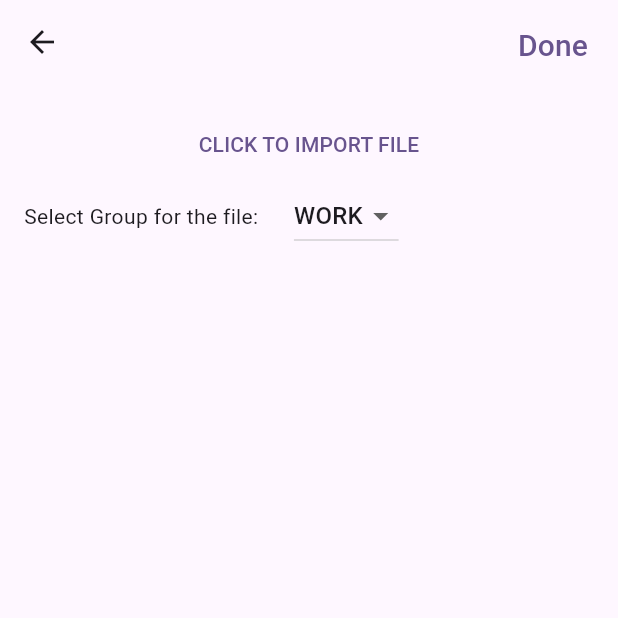
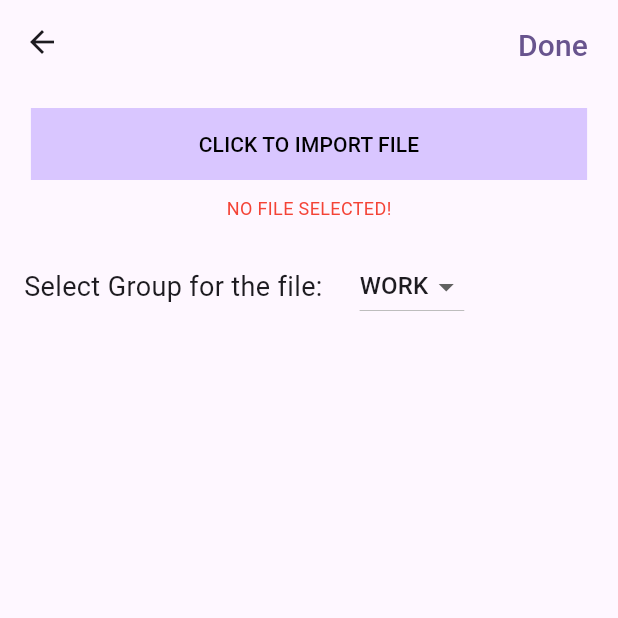
Before and after one commit to CrazyRikin/contact_book, a Flutter app: the ImportContacts screen opened directly, after a tap on "CLICK TO IMPORT FILE", on a phone screen of 412 x 824 dp, the top half of it. Run offline on Flutter 3.47's test engine with Material 3 defaults, Android fonts, the phone set to English and light mode, and no system bars; our stand-ins replace csv, file_picker; missing offline and left inert: external_path, fluttercontactpicker.

Commit message:
all features working including import,export and add contacts

```diff
--- a/lib/pages/import_contacts.dart
+++ b/lib/pages/import_contacts.dart
@@ -16,6 +16,18 @@ class ImportContacts extends StatelessWidget {
             child: TextButton(
               onPressed: () {
                 try {
+                  for (int index = 1;
+                      index < contactlistprovider.importedData.length;
+                      index++) {
+                    contactlistprovider.addContact(
+                        contactlistprovider.importedData[index][0].toString(),
+                        contactlistprovider.importedData[index][1].toString(),
+                        contactlistprovider.importedData[index][3].toString(),
+                        contactlistprovider.importedData[index][2].toString(),
+                        contactlistprovider.importedData[index][4].toString(),
+                        contactlistprovider.defaultGroup);
+                  }
+                  contactlistprovider.importedData = [];
                   Navigator.pop(context);
                 } catch (e) {
                   print("import error");
@@ -33,22 +45,41 @@ class ImportContacts extends StatelessWidget {
             padding: const EdgeInsets.all(16),
             child: Column(
               children: [
-                Column(children: [
-                  SizedBox(
+                Expanded(
+                  child: Column(children: [
+                    Container(
+                      color: const Color.fromARGB(73, 124, 77, 255),
                       width: MediaQuery.of(context).size.width * 0.9,
                       child: TextButton(
                           onPressed: () async {
                             try {
-
+                              contactlistprovider.pickFile();
                             } catch (e) {
                               print("error on select");
                             }
                           },
-                        child: const Text("CLICK TO IMPORT FILE")),
+                          child: const Text(
+                            "CLICK TO IMPORT FILE",
+                            style: TextStyle(color: Colors.black),
+                          )),
                     ),
+                    const SizedBox(height: 10),
+                    contactlistprovider.importedData.isEmpty
+                        ? const Text(
+                            "NO FILE SELECTED!",
+                            style: TextStyle(color: Colors.red, fontSize: 12),
+                          )
+                        : const Text(
+                            "FILE SELECTED!",
+                            style: TextStyle(color: Colors.green, fontSize: 12),
+                          ),
+                    const SizedBox(height: 20),
                     Row(
                       children: [
-                      const Text("Select Group for the file: "),
+                        const Text(
+                          "Select Group for the file: ",
+                          style: TextStyle(fontSize: 18),
+                        ),
                         const SizedBox(width: 20),
                         DropdownButton(
                           value: contactlistprovider.defaultGroup,
@@ -71,6 +102,7 @@ class ImportContacts extends StatelessWidget {
                       ],
                     ),
                   ]),
+                ),
               ],
             ),
           ),
--- a/lib/pages/import_device_contact.dart
+++ b/lib/pages/import_device_contact.dart
@@ -49,7 +49,8 @@ class _DeviceContactsState extends State<DeviceContacts> {
             child: Column(
               children: [
                 Column(children: [
-                  SizedBox(
+                  Container(
+                    color: const Color.fromARGB(73, 124, 77, 255),
                     width: MediaQuery.of(context).size.width * 0.9,
                     child: TextButton(
                         onPressed: () async {
--- a/lib/services/providers/contacts_provider.dart
+++ b/lib/services/providers/contacts_provider.dart
@@ -1,13 +1,17 @@
+import 'dart:convert';
 import 'dart:io';
 import 'package:contact_book/services/model/contact_model.dart';
 import 'package:csv/csv.dart';
 import 'package:external_path/external_path.dart';
+import 'package:file_picker/file_picker.dart';
 import 'package:flutter/material.dart';
 import 'package:fluttercontactpicker/fluttercontactpicker.dart';
 
 List<String> saveOptions = ["Save To Device", "Save To Google"];
 
 class ContactListProvider extends ChangeNotifier {
+  List<List<dynamic>> importedData = [];
+  String? filePath;
   String? csv;
   List<List<dynamic>> listContacts = [];
   List<dynamic> listContact = [];
@@ -54,6 +58,23 @@ class ContactListProvider extends ChangeNotifier {
 
   void updateFetchContact(FullContact value) {
     fetchedContact = value;
+    notifyListeners();
+  }
+
+  void pickFile() async {
+    final result = await FilePicker.platform.pickFiles(allowMultiple: false);
+    if (result == null) {
+      return;
+    }
+    print(" path : ${result.files.first.path}");
+    filePath = result.files.first.path;
+    final input = File(filePath!).openRead();
+    final fields = await input
+        .transform(utf8.decoder)
+        .transform(const CsvToListConverter())
+        .toList();
+    print(fields);
+    importedData = fields;
     notifyListeners();
   }
 
--- a/lib/widgets/HomePageWidgets/contacts/contacts_list_builder.dart
+++ b/lib/widgets/HomePageWidgets/contacts/contacts_list_builder.dart
@@ -42,6 +42,11 @@ class ContactListBuilder extends StatelessWidget {
                           .registeredContacts[index].company
                           .toUpperCase(),
                       style: const TextStyle(fontSize: 12)),
+                      Text(
+                      contactlistprovider
+                          .registeredContacts[index].title
+                          .toUpperCase(),
+                      style: const TextStyle(fontSize: 12)),
                   Text(
                       contactlistprovider.registeredContacts[index].email
                           .toUpperCase(),
--- a/pubspec.yaml
+++ b/pubspec.yaml
@@ -35,6 +35,7 @@ dependencies:
   permission_handler: ^10.2.0
 
 
+
   # The following adds the Cupertino Icons font to your application.
   # Use with the CupertinoIcons class for iOS style icons.
   cupertino_icons: ^1.0.2
@@ -43,6 +44,8 @@ dependencies:
   file_picker: ^6.1.1
   csv: ^5.1.1
   external_path: ^1.0.3
+  path_provider: ^2.0.10
+  open_file: ^3.2.1
 
 
 dev_dependencies:
```
Also changed, not shown: pubspec.lock, 1 other file. Lines whose indentation alone changed are shown as unchanged.
